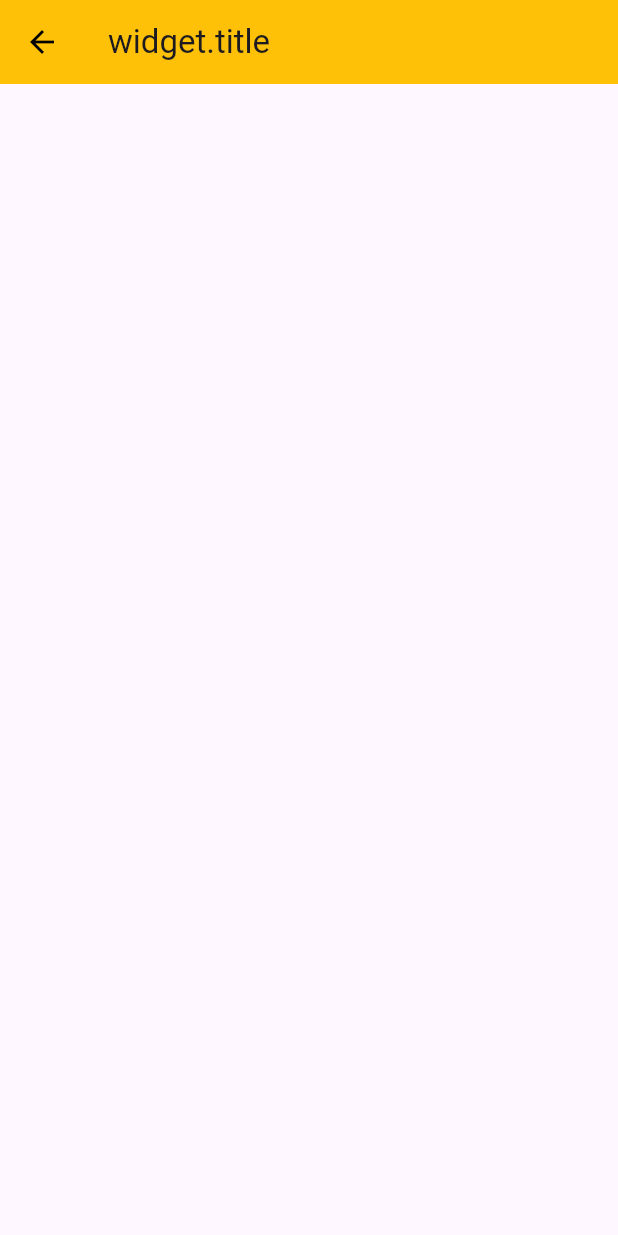
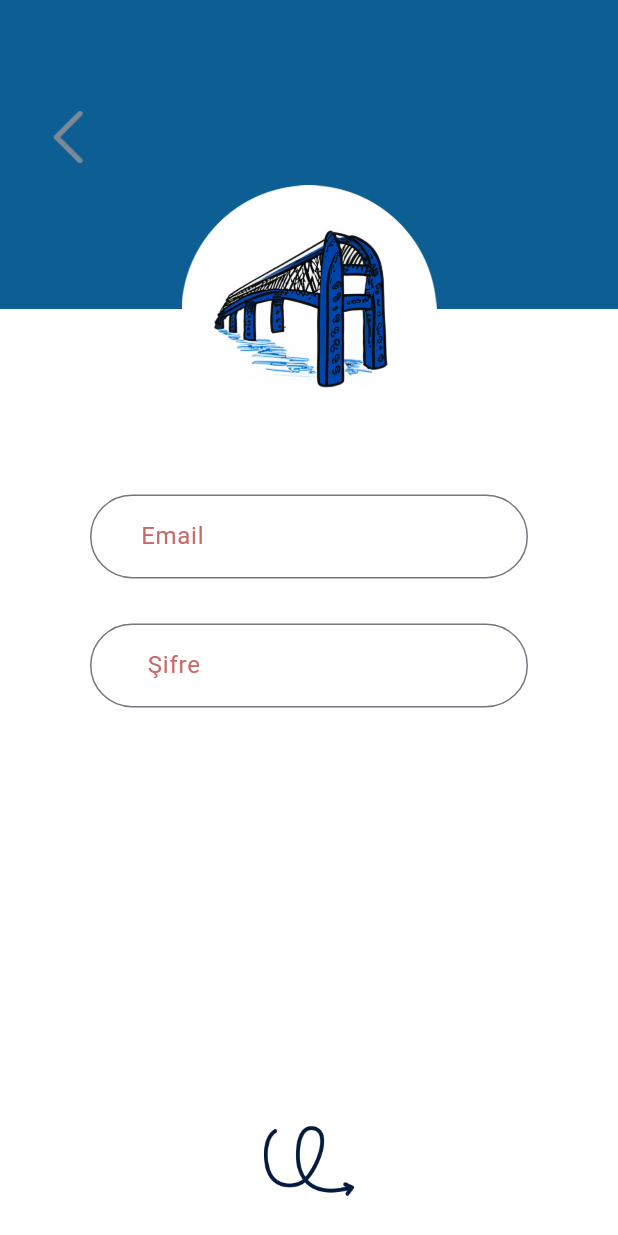
Before and after one commit to tugba0278/Benle-Kal, a Flutter app: the LoginStudentPage screen opened by its route, on a phone screen of 412 x 824 dp. Run offline on Flutter 3.47's test engine with Material 3 defaults, Android fonts, the phone set to English and light mode, and no system bars; our stand-ins replace firebase_core; accounts and stored records are empty.

Commit message:
codes shortened

```diff
--- /dev/null
+++ b/lib/classes/container1.dart
@@ -0,0 +1,16 @@
+import 'package:flutter/widgets.dart';
+
+class Container1 {
+  final Color color;
+
+  Container1({this.color = const Color(0xFF0D5E93)});
+
+  Widget buildContainer(BuildContext context) {
+    final containerHeight = MediaQuery.of(context).size.height * 0.25;
+
+    return Container(
+      height: containerHeight,
+      color: color,
+    );
+  }
+}
--- /dev/null
+++ b/lib/classes/container2.dart
@@ -0,0 +1,21 @@
+import 'package:flutter/material.dart';
+import 'package:psychology_app/styles.dart';
+
+class Container2 {
+  final Color color;
+
+  Container2({this.color = Colors.white});
+
+  Widget buildContainer(BuildContext context) {
+    final containerHeight = MediaQuery.of(context).size.height * 0.75;
+
+    return Container(
+      height: containerHeight,
+      color: color,
+      alignment: Alignment.bottomCenter, // Resmi en alt ve ortasına hizala
+      padding: const EdgeInsets.only(bottom: 20.0), // Alttan 20 piksel boşluk
+      //curve image
+      child: curvedArrowStyle,
+    );
+  }
+}
--- /dev/null
+++ b/lib/classes/login_logo_container.dart
@@ -0,0 +1,21 @@
+import 'package:flutter/widgets.dart';
+
+class LogoContainer {
+  final String imagePath;
+  final double width;
+  final double height;
+
+  LogoContainer({required this.imagePath, this.width = 170, this.height = 170});
+
+  Widget buildContainer(BuildContext context) {
+    return Container(
+      alignment: Alignment.topCenter,
+      padding: EdgeInsets.only(top: MediaQuery.of(context).size.height * 0.15),
+      child: Image.asset(
+        imagePath,
+        width: width,
+        height: height,
+      ),
+    );
+  }
+}
--- /dev/null
+++ b/lib/classes/splash_container1.dart
@@ -0,0 +1,16 @@
+import 'package:flutter/widgets.dart';
+
+class Splashcontainer1 {
+  final Color color;
+
+  Splashcontainer1({this.color = const Color(0xFF0D5E93)});
+
+  Widget buildContainer(BuildContext context) {
+    final containerHeight = MediaQuery.of(context).size.height * 0.4;
+
+    return Container(
+      height: containerHeight,
+      color: color,
+    );
+  }
+}
--- /dev/null
+++ b/lib/classes/splash_container2.dart
@@ -0,0 +1,21 @@
+import 'package:flutter/material.dart';
+import 'package:psychology_app/styles.dart';
+
+class SplashContainer2 {
+  final Color color;
+
+  SplashContainer2({this.color = Colors.white});
+
+  Widget buildContainer(BuildContext context) {
+    final containerheight = MediaQuery.of(context).size.height * 0.6;
+
+    return Container(
+      height: containerheight,
+      color: color,
+      alignment: Alignment.bottomCenter, // Resmi en alt ve ortasına hizala
+      padding: const EdgeInsets.only(bottom: 20.0), // Alttan 20 piksel boşluk
+      //curve image
+      child: curvedArrowStyle,
+    );
+  }
+}
--- a/lib/pages/login_student_page.dart
+++ b/lib/pages/login_student_page.dart
@@ -1,4 +1,8 @@
 import 'package:flutter/material.dart';
+import 'package:psychology_app/classes/container1.dart';
+import 'package:psychology_app/classes/container2.dart';
+import 'package:psychology_app/classes/login_logo_container.dart';
+import 'package:psychology_app/styles.dart';
 
 class LoginStudentPage extends StatefulWidget {
   const LoginStudentPage({super.key});
@@ -8,18 +12,88 @@ class LoginStudentPage extends StatefulWidget {
 }
 
 class _LoginStudentPageState extends State<LoginStudentPage> {
+  final _formKey = GlobalKey<FormState>();
+  final TextEditingController _emailController =
+      TextEditingController(); //e-mailin girileceği text metnin kontrolünü sağlar.
+  final TextEditingController _passwordController =
+      TextEditingController(); //şifrenin girileceği text metnin kontrolünü sağlar.
+
+  @override
+  void dispose() {
+    _emailController.dispose(); // email objesi bellekten kaldırılır
+    _passwordController.dispose(); //şifre objesi bellekten kaldırılır
+    super.dispose(); //widget'ın tamamı bellekten kaldırılır
+  }
+
   @override
   Widget build(BuildContext context) {
+    Container1 container1 = Container1();
+    Container2 container2 = Container2();
+    LogoContainer loginLogoContainer =
+        LogoContainer(imagePath: 'lib/assets/images/student-logo.png');
+
     return Scaffold(
-      appBar: AppBar(
-        backgroundColor: Colors.amber,
-        title: Text(
-          "widget.title",
-          textAlign: TextAlign.center,
-        ),
-        leading: IconButton(
-          icon: Icon(Icons.arrow_back, color: Colors.black),
-          onPressed: () => Navigator.of(context).pop(),
+      backgroundColor: Colors.white,
+      body: SingleChildScrollView(
+        keyboardDismissBehavior: ScrollViewKeyboardDismissBehavior.onDrag,
+        child: Stack(
+          children: [
+            Column(
+              children: [
+                //blue container and back vector
+                Stack(
+                  children: [
+                    //blue container
+                    container1.buildContainer(context),
+                    //back vector
+                    Padding(
+                        padding: EdgeInsets.only(
+                            top: MediaQuery.of(context).size.height * 0.08,
+                            left: 20),
+                        child: IconButton(
+                            onPressed: () {
+                              Navigator.pop(context);
+                            },
+                            icon: backVectorStyle)),
+                  ],
+                ),
+                //white container
+                container2.buildContainer(context),
+              ],
+            ),
+            //logo container
+            loginLogoContainer.buildContainer(context),
+
+            //input text ve button
+            Padding(
+                padding: EdgeInsets.fromLTRB(
+                    60, MediaQuery.of(context).size.height * 0.4, 60, 0),
+                child: Form(
+                  key: _formKey,
+                  child: Column(
+                    mainAxisAlignment: MainAxisAlignment.center,
+                    crossAxisAlignment: CrossAxisAlignment.center,
+                    children: [
+                      TextFormField(
+                          decoration: const InputDecoration(
+                              labelText: '    Email',
+                              labelStyle: formTextStyle,
+                              border: formBorderStyle,
+                              focusedBorder: formFocusBorderStyle)),
+                      const SizedBox(
+                        height: 30,
+                      ),
+                      TextFormField(
+                        decoration: const InputDecoration(
+                            labelText: '     Şifre',
+                            labelStyle: formTextStyle,
+                            border: formBorderStyle,
+                            focusedBorder: formFocusBorderStyle),
+                      )
+                    ],
+                  ),
+                ))
+          ],
         ),
       ),
     );
--- /dev/null
+++ b/lib/styles.dart
@@ -0,0 +1,58 @@
+import 'package:flutter/material.dart';
+
+const splashTextStyle = TextStyle(
+  color: Color(0xFF063B6C),
+  fontSize: 18,
+  fontWeight: FontWeight.w500,
+  fontFamily: "Inter",
+);
+
+final curvedArrowStyle = Image.asset(
+  'lib/assets/images/curved-arrow.png',
+  width: 60,
+  height: 60,
+);
+
+var optionsButtonStyle = OutlinedButton.styleFrom(
+  shape: RoundedRectangleBorder(borderRadius: BorderRadius.circular(5)),
+  overlayColor: const Color(0xFFE1ACAC),
+  backgroundColor: const Color(0xFFF3D1DB),
+  side: const BorderSide(
+    color: Colors.black, // Kenarlık rengini siyah yap
+    width: 1.3, // Kenarlık kalınlığı (isteğe bağlı)
+  ),
+);
+
+const optionsTextStyle = TextStyle(
+    color: Color(0xFF000000),
+    fontSize: 18,
+    fontFamily: "Inter",
+    fontWeight: FontWeight.w400);
+
+final psyImageStyle = Image.asset(
+  'lib/assets/images/psychologist.png',
+  width: 40,
+  height: 40,
+);
+
+final studentImageStyle = Image.asset(
+  'lib/assets/images/student.png',
+  width: 40,
+  height: 40,
+);
+
+const formTextStyle = TextStyle(color: Color(0xFFC96868));
+
+const formBorderStyle = OutlineInputBorder(
+    borderRadius: BorderRadius.all(Radius.circular(30)),
+    borderSide: BorderSide(color: Color(0xFFFF9B9B)));
+
+const formFocusBorderStyle = OutlineInputBorder(
+    borderRadius: BorderRadius.all(Radius.circular(30)),
+    borderSide: BorderSide(color: Color(0xFFC96868)));
+
+final backVectorStyle = Image.asset(
+  'lib/assets/vector/back.png',
+  height: 35,
+  width: 35,
+);
```
Also changed, not shown: lib/classes/logo_column.dart (added, +23 -0 lines), lib/classes/logo_image.dart (added, +22 -0 lines), lib/pages/login_options_page.dart (+22 -74 lines), lib/pages/splash_page.dart (+15 -19 lines), lib/assets/images/logo.png (renamed from lib/assets/images/splash-logo.png), lib/assets/images/student-logo.png (added), lib/assets/vector/back.png (added).
